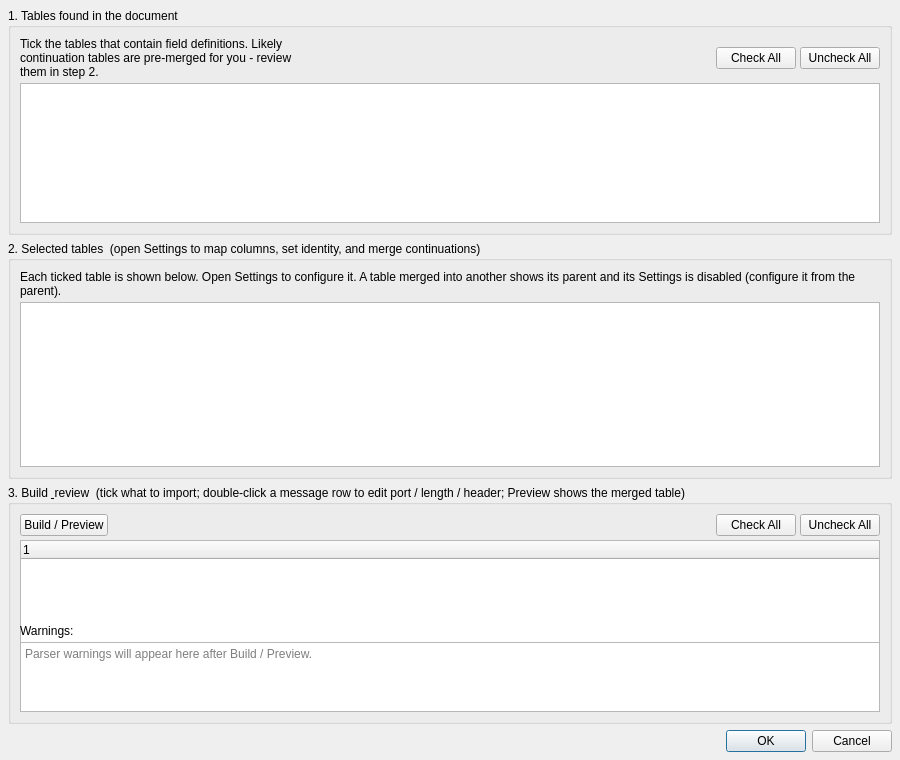
Qt form forms/IcdImportDialog.ui (rohityaduvxnshi/pcapfile) before a commit.
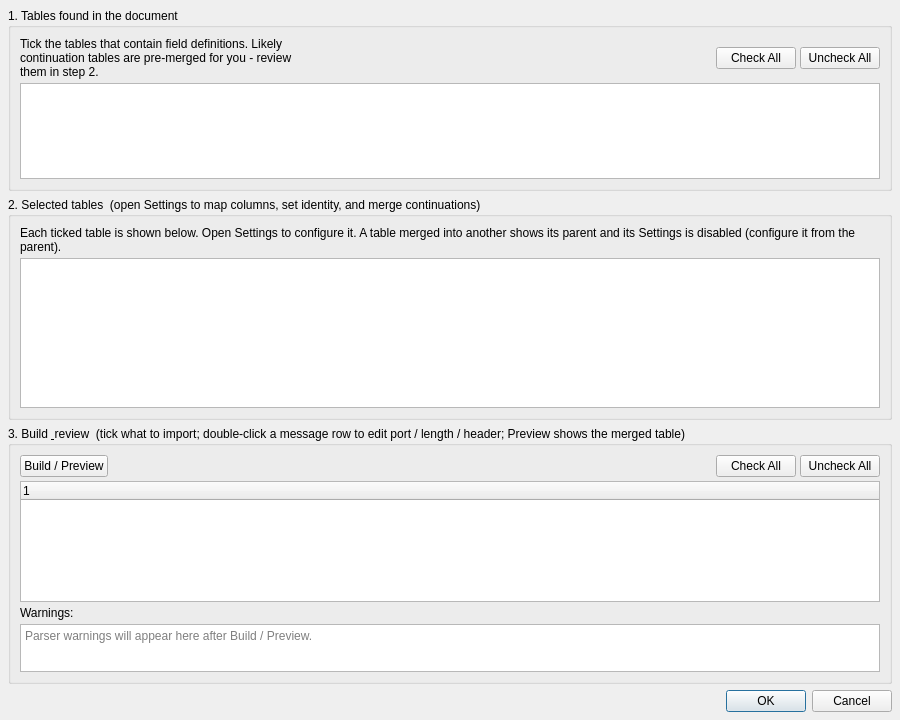
The same form after that commit.

Commit message: ICD dialogs: fit 1920x1080 + cap oversized message boxes

What changed in the file:
```diff
--- a/forms/IcdImportDialog.ui
+++ b/forms/IcdImportDialog.ui
@@ -2,7 +2,8 @@
 <ui version="4.0">
  <class>IcdImportDialog</class>
  <widget class="QDialog" name="IcdImportDialog">
-  <property name="geometry"><rect><x>0</x><y>0</y><width>900</width><height>760</height></rect></property>
+  <property name="geometry"><rect><x>0</x><y>0</y><width>900</width><height>720</height></rect></property>
+  <property name="maximumSize"><size><width>16777215</width><height>1000</height></size></property>
   <property name="windowTitle"><string>Import ICD (Word .docx)</string></property>
   <layout class="QVBoxLayout" name="rootLayout" stretch="0,1,2,0">
    <property name="spacing"><number>6</number></property>
@@ -30,7 +31,7 @@
       </item>
       <item>
        <widget class="QListWidget" name="lstTables">
-        <property name="maximumSize"><size><width>16777215</width><height>140</height></size></property>
+        <property name="maximumSize"><size><width>16777215</width><height>96</height></size></property>
        </widget>
       </item>
      </layout>
@@ -49,7 +50,8 @@
       </item>
       <item>
        <widget class="QTableWidget" name="tblSelected">
-        <property name="minimumSize"><size><width>0</width><height>120</height></size></property>
+        <property name="minimumSize"><size><width>0</width><height>78</height></size></property>
+        <property name="maximumSize"><size><width>16777215</width><height>150</height></size></property>
         <property name="editTriggers"><set>QAbstractItemView::NoEditTriggers</set></property>
         <property name="selectionBehavior"><enum>QAbstractItemView::SelectRows</enum></property>
        </widget>
@@ -72,7 +74,7 @@
       </item>
       <item>
        <widget class="QTreeWidget" name="tree">
-        <property name="minimumSize"><size><width>0</width><height>140</height></size></property>
+        <property name="minimumSize"><size><width>0</width><height>96</height></size></property>
         <column><property name="text"><string notr="true">1</string></property></column>
        </widget>
       </item>
@@ -81,7 +83,7 @@
       </item>
       <item>
        <widget class="QPlainTextEdit" name="txtWarnings">
-        <property name="maximumSize"><size><width>16777215</width><height>70</height></size></property>
+        <property name="maximumSize"><size><width>16777215</width><height>48</height></size></property>
         <property name="readOnly"><bool>true</bool></property>
         <property name="placeholderText"><string>Parser warnings will appear here after Build / Preview.</string></property>
        </widget>
```
The commit also changes 3 other files.
